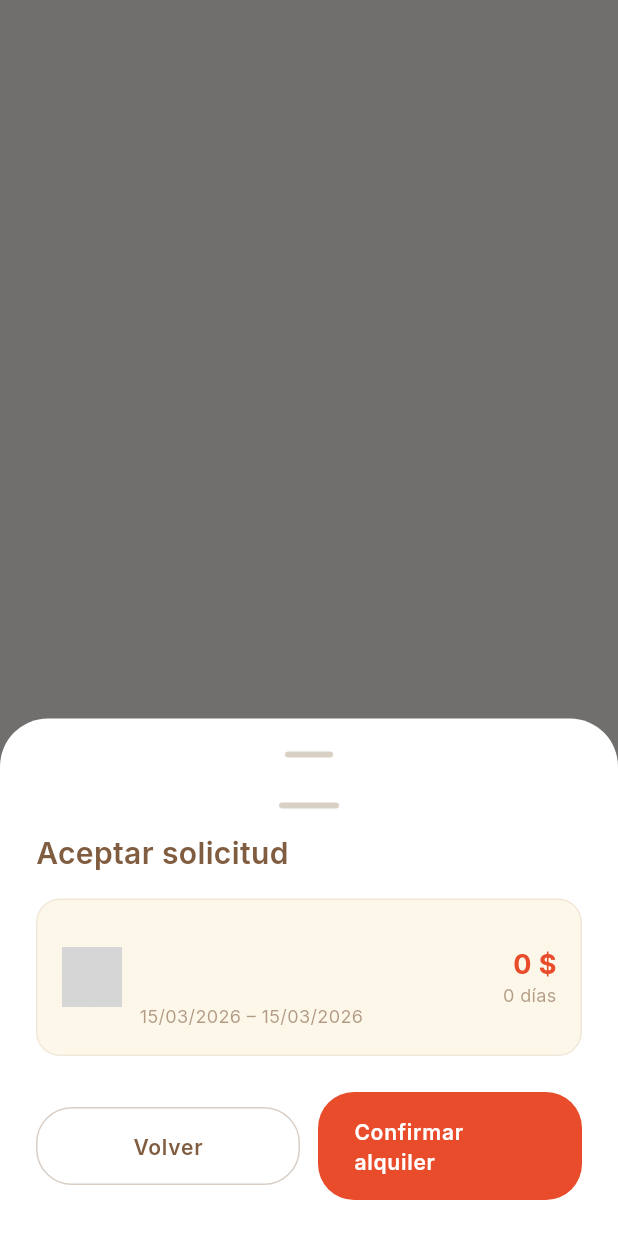
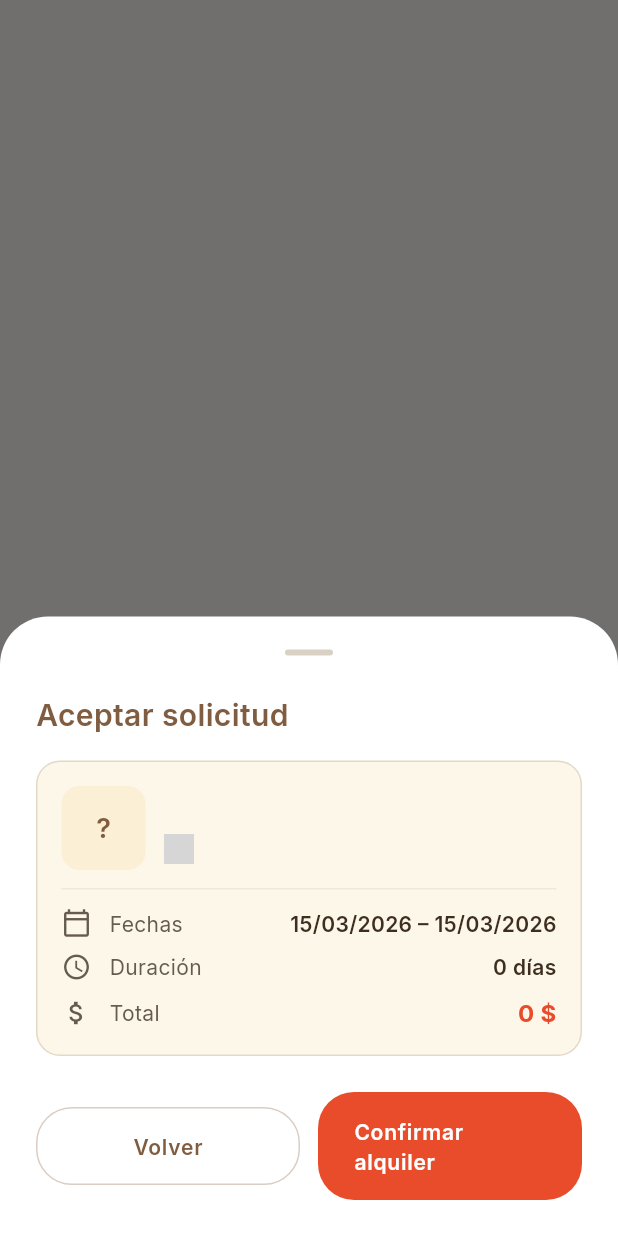
Before and after one commit to francoribarov/demo-th, a Flutter app: what show() shows on an empty page, opened directly with empty values, on a phone screen of 412 x 824 dp. Run offline on Flutter 3.47's test engine with Material 3 defaults, Android fonts, the phone set to English and light mode, and no system bars; our stand-ins replace bloc, cached_network_image, dartz, dio, flutter_bloc, freezed_annotation and 7 more; missing offline and left inert: encrypt, pointycastle; accounts and stored records are empty; generated files the repository leaves out were written again; network calls fail; project files that could hold a hidden picture were left out; grey boxes are pictures that could not be loaded.

Commit message:
fix: redesign confirmation sheet, fix double drag handle and navbar
Design issues fixed:
- Remove manual drag handle; rely on theme showDragHandle: true
- Add useRootNavigator: true so sheet covers bottom navbar
- Redesign request summary with game image thumbnail,
  structured LabelValueRow details (dates, duration, total),
  and SurfaceCard wrapper
- Redesign overlap warning with individual request tiles
  (avatar, username, dates, price) instead of plain bullet list
- Extract private widgets for composition clarity
- Add AcceptRequestConfirmationSheet to widget taxonomy
- Align all lines to 80-char limit

Co-authored-by: Franco Ribarov <francoribarov@users.noreply.github.com>

```diff
--- a/lib/presentation/widgets/templates/my_publications/accept_request_confirmation_sheet.dart
+++ b/lib/presentation/widgets/templates/my_publications/accept_request_confirmation_sheet.dart
@@ -1,3 +1,4 @@
+import 'package:cached_network_image/cached_network_image.dart';
 import 'package:flutter/material.dart';
 import 'package:intl/intl.dart';
 import 'package:mobile_table_hopping/core/theme/app_colors.dart';
@@ -6,9 +7,11 @@ import 'package:mobile_table_hopping/core/theme/app_typography.dart';
 import 'package:mobile_table_hopping/core/utils/formatters.dart';
 import 'package:mobile_table_hopping/domain/model/my_publications/rental_request.dart';
 import 'package:mobile_table_hopping/presentation/widgets/atoms/atoms.dart';
+import 'package:mobile_table_hopping/presentation/widgets/molecules/common/label_value_row.dart';
 
-/// Bottom sheet that confirms accepting a rental request and warns about
-/// overlapping requests that will be automatically rejected.
+/// Bottom sheet confirming rental request acceptance.
+/// When overlapping requests exist, warns the publisher
+/// that they will be auto-rejected.
 class AcceptRequestConfirmationSheet extends StatelessWidget {
   const AcceptRequestConfirmationSheet({
     required this.request,
@@ -29,11 +32,7 @@ class AcceptRequestConfirmationSheet extends StatelessWidget {
     final result = await showModalBottomSheet<bool>(
       context: context,
       isScrollControlled: true,
-      backgroundColor: AppColors.card,
-      shape: const RoundedRectangleBorder(
-        borderRadius:
-            BorderRadius.vertical(top: Radius.circular(AppTheme.radius3xl)),
-      ),
+      useRootNavigator: true,
       builder: (_) => AcceptRequestConfirmationSheet(
         request: request,
         overlappingRequests: overlappingRequests,
@@ -45,13 +44,14 @@ class AcceptRequestConfirmationSheet extends StatelessWidget {
   @override
   Widget build(BuildContext context) {
     final hasOverlaps = overlappingRequests.isNotEmpty;
-    final duration = request.endDate.difference(request.startDate).inDays;
+    final duration =
+        request.endDate.difference(request.startDate).inDays;
 
     return SafeArea(
       child: Padding(
         padding: const EdgeInsets.fromLTRB(
           AppTheme.spacing2xl,
-          AppTheme.spacingSm,
+          AppTheme.spacingXs,
           AppTheme.spacing2xl,
           AppTheme.spacing2xl,
         ),
@@ -59,21 +59,13 @@ class AcceptRequestConfirmationSheet extends StatelessWidget {
           mainAxisSize: MainAxisSize.min,
           crossAxisAlignment: CrossAxisAlignment.start,
           children: [
-            Center(
-              child: Container(
-                width: 40,
-                height: 4,
-                margin: const EdgeInsets.only(bottom: AppTheme.spacingLg),
-                decoration: BoxDecoration(
-                  color: AppColors.muted,
-                  borderRadius: BorderRadius.circular(AppTheme.radiusFull),
-                ),
-              ),
+            Text(
+              'Aceptar solicitud',
+              style: AppTypography.headlineMedium,
             ),
-            Text('Aceptar solicitud', style: AppTypography.headlineMedium),
             const SizedBox(height: AppTheme.spacingLg),
 
-            _RequestSummaryTile(
+            _RequestSummary(
               request: request,
               dateFormat: _dateFormat,
               duration: duration,
@@ -81,7 +73,7 @@ class AcceptRequestConfirmationSheet extends StatelessWidget {
 
             if (hasOverlaps) ...[
               const SizedBox(height: AppTheme.spacingLg),
-              _OverlapWarningSection(
+              _OverlapWarning(
                 overlappingRequests: overlappingRequests,
                 dateFormat: _dateFormat,
               ),
@@ -89,28 +81,9 @@ class AcceptRequestConfirmationSheet extends StatelessWidget {
 
             const SizedBox(height: AppTheme.spacing2xl),
 
-            Row(
-              children: [
-                Expanded(
-                  child: AppSecondaryButton(
-                    onPressed: () =>
-                        Navigator.of(context).pop(false),
-                    label: 'Volver',
-                  ),
-                ),
-                const SizedBox(width: AppTheme.spacingMd),
-                Expanded(
-                  flex: hasOverlaps ? 2 : 1,
-                  child: AppPrimaryButton(
-                    onPressed: () =>
-                        Navigator.of(context).pop(true),
-                    label: hasOverlaps
-                        ? 'Aceptar y rechazar '
-                            '${overlappingRequests.length}'
-                        : 'Confirmar alquiler',
-                  ),
-                ),
-              ],
+            _ActionButtons(
+              hasOverlaps: hasOverlaps,
+              overlappingCount: overlappingRequests.length,
             ),
           ],
         ),
@@ -119,8 +92,8 @@ class AcceptRequestConfirmationSheet extends StatelessWidget {
   }
 }
 
-class _RequestSummaryTile extends StatelessWidget {
-  const _RequestSummaryTile({
+class _RequestSummary extends StatelessWidget {
+  const _RequestSummary({
     required this.request,
     required this.dateFormat,
     required this.duration,
@@ -132,80 +105,137 @@ class _RequestSummaryTile extends StatelessWidget {
 
   @override
   Widget build(BuildContext context) {
-    return Container(
+    final hasImage = request.game.images.isNotEmpty;
+
+    return SurfaceCard(
+      variant: SurfaceCardVariant.subtle,
       padding: const EdgeInsets.all(AppTheme.spacingLg),
-      decoration: BoxDecoration(
-        color: AppColors.gameCream.withOpacityValue(0.5),
-        borderRadius: BorderRadius.circular(AppTheme.radiusLg),
-        border: Border.all(
-          color: AppColors.gameBrown.withOpacityValue(0.1),
-        ),
-      ),
-      child: Row(
+      borderRadius:
+          BorderRadius.circular(AppTheme.radiusLg),
+      child: Column(
         children: [
-          CircleAvatar(
-            backgroundColor: AppColors.gameCream,
-            backgroundImage: request.requester.imageUrl != null
-                ? NetworkImage(request.requester.imageUrl!)
-                : null,
-            child: request.requester.imageUrl == null
-                ? Text(
-                    request.requester.username[0].toUpperCase(),
-                    style: AppTypography.labelMedium.copyWith(
-                      color: AppColors.gameBrown,
+          Row(
+            children: [
+              if (hasImage)
+                ClipRRect(
+                  borderRadius: BorderRadius.circular(
+                    AppTheme.radiusMd,
+                  ),
+                  child: CachedNetworkImage(
+                    imageUrl: request.game.images.first,
+                    width: 56,
+                    height: 56,
+                    fit: BoxFit.cover,
+                    errorWidget: (_, __, ___) =>
+                        _GamePlaceholder(
+                      title: request.game.title,
                     ),
-                  )
-                : null,
-          ),
-          const SizedBox(width: AppTheme.spacingMd),
-          Expanded(
-            child: Column(
-              crossAxisAlignment: CrossAxisAlignment.start,
-              children: [
-                Text(
-                  request.requester.username,
-                  style: AppTypography.titleMedium,
+                  ),
+                )
+              else
+                _GamePlaceholder(
+                  title: request.game.title,
                 ),
-                const SizedBox(
-                  height: AppTheme.spacingXs,
-                ),
-                Text(
-                  request.game.title,
-                  style: AppTypography.bodyMedium.copyWith(
-                    color: AppColors.textTertiary,
-                  ),
-                ),
-                const SizedBox(
-                  height: AppTheme.spacingXs,
-                ),
-                Text(
-                  '${dateFormat.format(request.startDate)}'
-                  ' – '
-                  '${dateFormat.format(request.endDate)}',
-                  style: AppTypography.bodySmall.copyWith(
-                    color: AppColors.textMuted,
-                  ),
-                ),
-              ],
-            ),
-          ),
-          Column(
-            crossAxisAlignment: CrossAxisAlignment.end,
-            children: [
-              Text(
-                CurrencyFormatter.formatUYU(request.totalPrice),
-                style: AppTypography.titleLarge.copyWith(
-                  color: AppColors.gameRust,
-                  fontWeight: FontWeight.bold,
-                ),
-              ),
-              Text(
-                '$duration días',
-                style: AppTypography.bodySmall.copyWith(
-                  color: AppColors.textMuted,
+              const SizedBox(width: AppTheme.spacingMd),
+              Expanded(
+                child: Column(
+                  crossAxisAlignment:
+                      CrossAxisAlignment.start,
+                  children: [
+                    Text(
+                      request.game.title,
+                      style: AppTypography.titleMedium,
+                    ),
+                    const SizedBox(
+                      height: AppTheme.spacingXs,
+                    ),
+                    Row(
+                      children: [
+                        CircleAvatar(
+                          radius: 10,
+                          backgroundColor:
+                              AppColors.gameCream,
+                          backgroundImage: request
+                                      .requester
+                                      .imageUrl !=
+                                  null
+                              ? NetworkImage(
+                                  request
+                                      .requester
+                                      .imageUrl!,
+                                )
+                              : null,
+                          child: request
+                                      .requester
+                                      .imageUrl ==
+                                  null
+                              ? Text(
+                                  request.requester
+                                      .username[0]
+                                      .toUpperCase(),
+                                  style: AppTypography
+                                      .labelSmall
+                                      .copyWith(
+                                    color: AppColors
+                                        .gameBrown,
+                                    fontSize: 9,
+                                  ),
+                                )
+                              : null,
+                        ),
+                        const SizedBox(
+                          width: AppTheme.spacingXs,
+                        ),
+                        Text(
+                          request.requester.username,
+                          style: AppTypography.bodySmall
+                              .copyWith(
+                            color:
+                                AppColors.textTertiary,
+                          ),
+                        ),
+                      ],
+                    ),
+                  ],
                 ),
               ),
             ],
+          ),
+          const SizedBox(height: AppTheme.spacingMd),
+          Divider(
+            height: 1,
+            color: AppColors.gameBrown
+                .withOpacityValue(0.1),
+          ),
+          const SizedBox(height: AppTheme.spacingMd),
+          LabelValueRow(
+            leadingIcon: Icons.calendar_today_outlined,
+            label: 'Fechas',
+            value:
+                '${dateFormat.format(request.startDate)}'
+                ' – '
+                '${dateFormat.format(request.endDate)}',
+          ),
+          const SizedBox(height: AppTheme.spacingSm),
+          LabelValueRow(
+            leadingIcon: Icons.schedule_outlined,
+            label: 'Duración',
+            value: '$duration días',
+          ),
+          const SizedBox(height: AppTheme.spacingSm),
+          LabelValueRow(
+            leadingIcon:
+                Icons.attach_money_outlined,
+            label: 'Total',
+            value: CurrencyFormatter.formatUYU(
+              request.totalPrice,
+            ),
+            valueColor: AppColors.gameRust,
+            valueStyle:
+                AppTypography.titleMedium.copyWith(
+              color: AppColors.gameRust,
+              fontWeight: FontWeight.bold,
+            ),
           ),
         ],
       ),
@@ -213,8 +243,36 @@ class _RequestSummaryTile extends StatelessWidget {
   }
 }
 
-class _OverlapWarningSection extends StatelessWidget {
-  const _OverlapWarningSection({
+class _GamePlaceholder extends StatelessWidget {
+  const _GamePlaceholder({required this.title});
+
+  final String title;
+
+  @override
+  Widget build(BuildContext context) {
+    return Container(
+      width: 56,
+      height: 56,
+      decoration: BoxDecoration(
+        color: AppColors.gameCream,
+        borderRadius:
+            BorderRadius.circular(AppTheme.radiusMd),
+      ),
+      alignment: Alignment.center,
+      child: Text(
+        title.isNotEmpty
+            ? title[0].toUpperCase()
+            : '?',
+        style: AppTypography.titleLarge.copyWith(
+          color: AppColors.gameBrown,
+        ),
+      ),
+    );
+  }
+}
+
+class _OverlapWarning extends StatelessWidget {
+  const _OverlapWarning({
     required this.overlappingRequests,
     required this.dateFormat,
   });
@@ -225,34 +283,46 @@ class _OverlapWarningSection extends StatelessWidget {
   @override
   Widget build(BuildContext context) {
     final count = overlappingRequests.length;
-    final noun = count == 1 ? 'solicitud' : 'solicitudes';
+    final noun = count == 1
+        ? 'solicitud'
+        : 'solicitudes';
+    final verb = count == 1
+        ? 'será rechazada'
+        : 'serán rechazadas';
 
     return Container(
       padding: const EdgeInsets.all(AppTheme.spacingLg),
       decoration: BoxDecoration(
         color: AppColors.warning.withOpacityValue(0.08),
-        borderRadius: BorderRadius.circular(AppTheme.radiusLg),
+        borderRadius:
+            BorderRadius.circular(AppTheme.radiusLg),
         border: Border.all(
-          color: AppColors.warning.withOpacityValue(0.3),
+          color:
+              AppColors.warning.withOpacityValue(0.3),
         ),
       ),
       child: Column(
         crossAxisAlignment: CrossAxisAlignment.start,
         children: [
           Row(
+            crossAxisAlignment:
+                CrossAxisAlignment.start,
             children: [
               Icon(
                 Icons.warning_amber_rounded,
                 color: AppColors.warning,
                 size: 20,
               ),
-              const SizedBox(width: AppTheme.spacingSm),
+              const SizedBox(
+                width: AppTheme.spacingSm,
+              ),
               Expanded(
                 child: Text(
-                  '$count $noun con fechas superpuestas '
-                  '${count == 1 ? 'será rechazada' : 'serán rechazadas'} '
+                  '$count $noun con fechas '
+                  'superpuestas $verb '
                   'automáticamente:',
-                  style: AppTypography.bodyMedium.copyWith(
+                  style:
+                      AppTypography.bodyMedium.copyWith(
                     color: AppColors.gameBrown,
                     fontWeight: FontWeight.w600,
                   ),
@@ -265,30 +335,10 @@ class _OverlapWarningSection extends StatelessWidget {
             (r) => Padding(
               padding: const EdgeInsets.only(
                 bottom: AppTheme.spacingSm,
-                left: 28,
               ),
-              child: Row(
-                children: [
-                  Container(
-                    width: 6,
-                    height: 6,
-                    decoration: BoxDecoration(
-                      color: AppColors.warning,
-                      shape: BoxShape.circle,
-                    ),
-                  ),
-                  const SizedBox(width: AppTheme.spacingSm),
-                  Expanded(
-                    child: Text(
-                      '${r.requester.username}  ·  '
-                      '${dateFormat.format(r.startDate)} – '
-                      '${dateFormat.format(r.endDate)}',
-                      style: AppTypography.bodySmall.copyWith(
-                        color: AppColors.textSecondary,
-                      ),
-                    ),
-                  ),
-                ],
+              child: _OverlapRequestTile(
+                request: r,
+                dateFormat: dateFormat,
               ),
             ),
           ),
@@ -297,3 +347,124 @@ class _OverlapWarningSection extends StatelessWidget {
     );
   }
 }
+
+class _OverlapRequestTile extends StatelessWidget {
+  const _OverlapRequestTile({
+    required this.request,
+    required this.dateFormat,
+  });
+
+  final RentalRequest request;
+  final DateFormat dateFormat;
+
+  @override
+  Widget build(BuildContext context) {
+    return Container(
+      padding: const EdgeInsets.symmetric(
+        horizontal: AppTheme.spacingMd,
+        vertical: AppTheme.spacingSm,
+      ),
+      decoration: BoxDecoration(
+        color: AppColors.card,
+        borderRadius:
+            BorderRadius.circular(AppTheme.radiusSm),
+        border: Border.all(
+          color:
+              AppColors.warning.withOpacityValue(0.2),
+        ),
+      ),
+      child: Row(
+        children: [
+          CircleAvatar(
+            radius: 14,
+            backgroundColor: AppColors.gameCream,
+            backgroundImage:
+                request.requester.imageUrl != null
+                    ? NetworkImage(
+                        request.requester.imageUrl!,
+                      )
+                    : null,
+            child: request.requester.imageUrl == null
+                ? Text(
+                    request.requester.username[0]
+                        .toUpperCase(),
+                    style: AppTypography.labelSmall
+                        .copyWith(
+                      color: AppColors.gameBrown,
+                      fontSize: 10,
+                    ),
+                  )
+                : null,
+          ),
+          const SizedBox(width: AppTheme.spacingSm),
+          Expanded(
+            child: Column(
+              crossAxisAlignment:
+                  CrossAxisAlignment.start,
+              children: [
+                Text(
+                  request.requester.username,
+                  style: AppTypography.labelMedium,
+                ),
+                Text(
+                  '${dateFormat.format(request.startDate)}'
+                  ' – '
+                  '${dateFormat.format(request.endDate)}',
+                  style:
+                      AppTypography.bodySmall.copyWith(
+                    color: AppColors.textMuted,
+                  ),
+                ),
+              ],
+            ),
+          ),
+          Text(
+            CurrencyFormatter.formatUYU(
+              request.totalPrice,
+            ),
+            style: AppTypography.labelMedium.copyWith(
+              color: AppColors.textSecondary,
+            ),
+          ),
+        ],
+      ),
+    );
+  }
+}
+
+class _ActionButtons extends StatelessWidget {
+  const _ActionButtons({
+    required this.hasOverlaps,
+    required this.overlappingCount,
+  });
+
+  final bool hasOverlaps;
+  final int overlappingCount;
+
+  @override
+  Widget build(BuildContext context) {
+    return Row(
+      children: [
+        Expanded(
+          child: AppSecondaryButton(
+            onPressed: () =>
+                Navigator.of(context).pop(false),
+            label: 'Volver',
+          ),
+        ),
+        const SizedBox(width: AppTheme.spacingMd),
+        Expanded(
+          flex: hasOverlaps ? 2 : 1,
+          child: AppPrimaryButton(
+            onPressed: () =>
+                Navigator.of(context).pop(true),
+            label: hasOverlaps
+                ? 'Aceptar y rechazar '
+                    '$overlappingCount'
+                : 'Confirmar alquiler',
+          ),
+        ),
+      ],
+    );
+  }
+}
```
Also changed, not shown: 2 other files.
